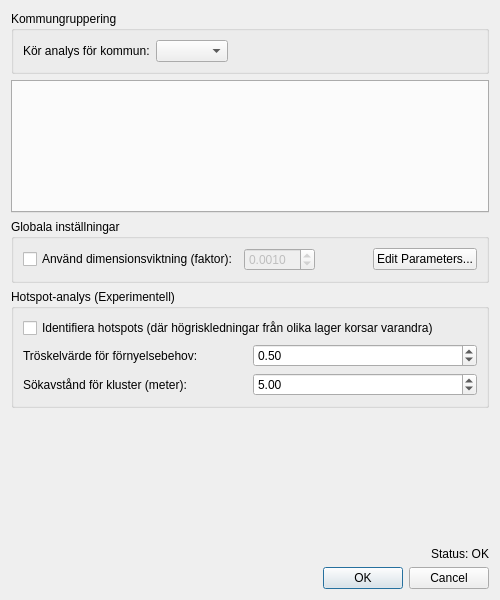
This is reneW/reneW_dialog_base.ui in d3dm3m/reneW as Qt 5 draws it before an edit. The edited form follows.
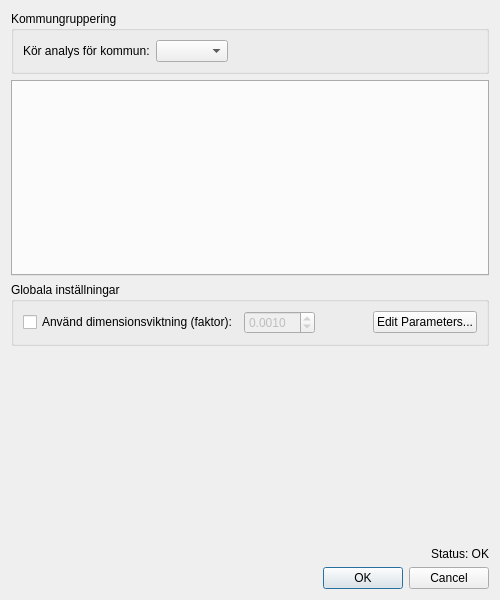
This is the edited form.

Diff of the .ui file:
```diff
--- a/reneW/reneW_dialog_base.ui
+++ b/reneW/reneW_dialog_base.ui
@@ -105,54 +105,6 @@
      </layout>
     </widget>
    </item>
-   <item>
-    <widget class="QGroupBox" name="mGroupHotspot">
-     <property name="title">
-      <string>Hotspot-analys (Experimentell)</string>
-     </property>
-     <layout class="QVBoxLayout" name="verticalLayout">
-      <item>
-       <widget class="QCheckBox" name="mCheckHotspot">
-        <property name="text">
-         <string>Identifiera hotspots (där högriskledningar från olika lager korsar varandra)</string>
-        </property>
-       </widget>
-      </item>
-      <item>
-       <layout class="QGridLayout" name="gridLayout">
-        <item row="0" column="0">
-         <widget class="QLabel" name="label">
-          <property name="text">
-           <string>Tröskelvärde för förnyelsebehov:</string>
-          </property>
-         </widget>
-        </item>
-        <item row="0" column="1">
-         <widget class="QDoubleSpinBox" name="mSpinBoxHotspotThreshold">
-          <property name="value">
-           <double>0.5000</double>
-          </property>
-         </widget>
-        </item>
-        <item row="1" column="0">
-         <widget class="QLabel" name="label_14">
-          <property name="text">
-           <string>Sökavstånd för kluster (meter):</string>
-          </property>
-         </widget>
-        </item>
-        <item row="1" column="1">
-         <widget class="QDoubleSpinBox" name="mSpinBoxHotspotDistance">
-          <property name="value">
-           <double>5.0000</double>
-          </property>
-         </widget>
-        </item>
-       </layout>
-      </item>
-     </layout>
-    </widget>
-   </item>
    <item>
     <spacer name="verticalSpacer_2">
      <property name="orientation">
```
